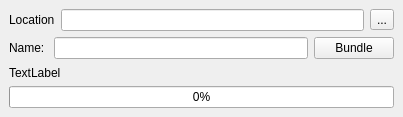
Qt form ui/bundle.ui (iceanimations/SceneBundle) before a commit.
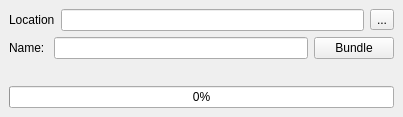
The same form after that commit.

Commit message: textures and cache exported, ref preserved as they are, scene exported

Diff of the .ui file:
```diff
--- a/ui/bundle.ui
+++ b/ui/bundle.ui
@@ -66,7 +66,7 @@
     <item>
      <widget class="QLabel" name="statusLabel">
       <property name="text">
-       <string>TextLabel</string>
+       <string/>
       </property>
      </widget>
     </item>
```
Left out of the diff: 6 changed lines with no effect on the pictures. The commit also changes 1 other file.
